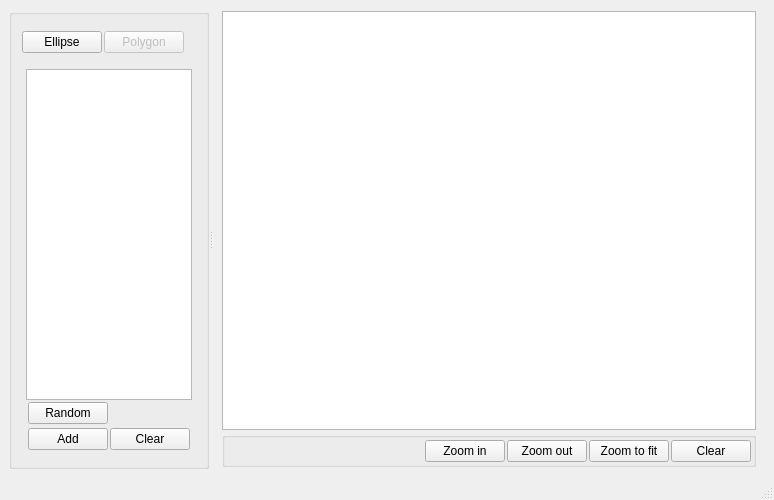
Above: QGraphicScene_example2/mainwindow.ui from andrei-crisu/ShapeGenerationApp before the change. Below: the same form after it.
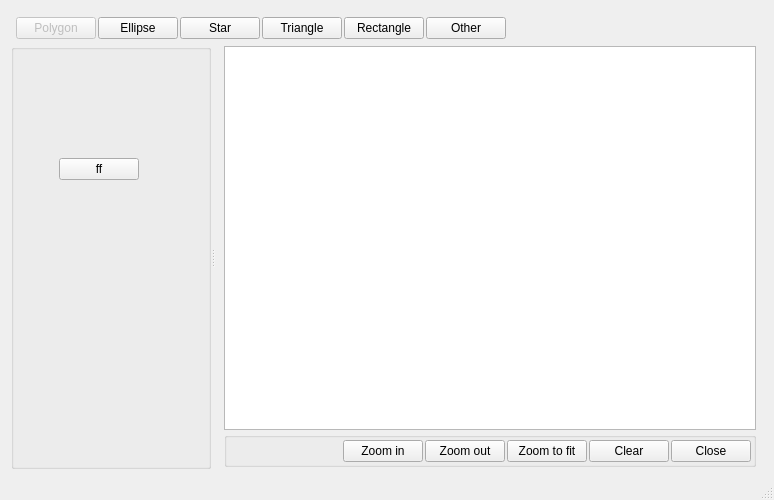
That is the form after the change. The open tabs and pages were chosen to show the change.

```diff
--- a/QGraphicScene_example2/mainwindow.ui
+++ b/QGraphicScene_example2/mainwindow.ui
@@ -12,7 +12,7 @@
   </property>
   <property name="minimumSize">
    <size>
-    <width>600</width>
+    <width>720</width>
     <height>500</height>
    </size>
   </property>
@@ -22,6 +22,318 @@
   <widget class="QWidget" name="centralwidget">
    <layout class="QHBoxLayout" name="horizontalLayout_3">
     <item>
+     <widget class="QStackedWidget" name="stackedWidget">
+      <property name="currentIndex">
+       <number>1</number>
+      </property>
+      <widget class="QWidget" name="mainPage">
+       <layout class="QVBoxLayout" name="verticalLayout_6">
+        <item>
+         <spacer name="verticalSpacer_4">
+          <property name="orientation">
+           <enum>Qt::Vertical</enum>
+          </property>
+          <property name="sizeType">
+           <enum>QSizePolicy::Minimum</enum>
+          </property>
+          <property name="sizeHint" stdset="0">
+           <size>
+            <width>20</width>
+            <height>100</height>
+           </size>
+          </property>
+         </spacer>
+        </item>
+        <item>
+         <layout class="QHBoxLayout" name="horizontalLayout_11">
+          <item>
+           <spacer name="horizontalSpacer_2">
+            <property name="orientation">
+             <enum>Qt::Horizontal</enum>
+            </property>
+            <property name="sizeType">
+             <enum>QSizePolicy::Minimum</enum>
+            </property>
+            <property name="sizeHint" stdset="0">
+             <size>
+              <width>20</width>
+              <height>20</height>
+             </size>
+            </property>
+           </spacer>
+          </item>
+          <item>
+           <layout class="QHBoxLayout" name="horizontalLayout_9">
+            <property name="spacing">
+             <number>10</number>
+            </property>
+            <item>
+             <widget class="QPushButton" name="shapeDrawing">
+              <property name="sizePolicy">
+               <sizepolicy hsizetype="Expanding" vsizetype="Expanding">
+                <horstretch>0</horstretch>
+                <verstretch>0</verstretch>
+               </sizepolicy>
+              </property>
+              <property name="minimumSize">
+               <size>
+                <width>200</width>
+                <height>200</height>
+               </size>
+              </property>
+              <property name="maximumSize">
+               <size>
+                <width>300</width>
+                <height>300</height>
+               </size>
+              </property>
+              <property name="text">
+               <string>Shape Drawing</string>
+              </property>
+             </widget>
+            </item>
+            <item>
+             <widget class="QPushButton" name="settings">
+              <property name="sizePolicy">
+               <sizepolicy hsizetype="Expanding" vsizetype="Expanding">
+                <horstretch>0</horstretch>
+                <verstretch>0</verstretch>
+               </sizepolicy>
+              </property>
+              <property name="minimumSize">
+               <size>
+                <width>200</width>
+                <height>200</height>
+               </size>
+              </property>
+              <property name="maximumSize">
+               <size>
+                <width>300</width>
+                <height>300</height>
+               </size>
+              </property>
+              <property name="text">
+               <string>Settings</string>
+              </property>
+             </widget>
+            </item>
+            <item>
+             <widget class="QPushButton" name="help">
+              <property name="sizePolicy">
+               <sizepolicy hsizetype="Expanding" vsizetype="Expanding">
+                <horstretch>0</horstretch>
+                <verstretch>0</verstretch>
+               </sizepolicy>
+              </property>
+              <property name="minimumSize">
+               <size>
+                <width>200</width>
+                <height>200</height>
+               </size>
+              </property>
+              <property name="maximumSize">
+               <size>
+                <width>300</width>
+                <height>300</height>
+               </size>
+              </property>
+              <property name="text">
+               <string>Help</string>
+              </property>
+             </widget>
+            </item>
+           </layout>
+          </item>
+          <item>
+           <spacer name="horizontalSpacer_9">
+            <property name="orientation">
+             <enum>Qt::Horizontal</enum>
+            </property>
+            <property name="sizeType">
+             <enum>QSizePolicy::Minimum</enum>
+            </property>
+            <property name="sizeHint" stdset="0">
+             <size>
+              <width>20</width>
+              <height>20</height>
+             </size>
+            </property>
+           </spacer>
+          </item>
+         </layout>
+        </item>
+        <item>
+         <spacer name="verticalSpacer_5">
+          <property name="orientation">
+           <enum>Qt::Vertical</enum>
+          </property>
+          <property name="sizeType">
+           <enum>QSizePolicy::Minimum</enum>
+          </property>
+          <property name="sizeHint" stdset="0">
+           <size>
+            <width>20</width>
+            <height>100</height>
+           </size>
+          </property>
+         </spacer>
+        </item>
+       </layout>
+      </widget>
+      <widget class="QWidget" name="displayPage">
+       <layout class="QVBoxLayout" name="verticalLayout_5">
+        <property name="spacing">
+         <number>0</number>
+        </property>
+        <property name="leftMargin">
+         <number>2</number>
+        </property>
+        <property name="topMargin">
+         <number>0</number>
+        </property>
+        <property name="rightMargin">
+         <number>0</number>
+        </property>
+        <property name="bottomMargin">
+         <number>0</number>
+        </property>
+        <item>
+         <widget class="QGroupBox" name="shapeTypeBox">
+          <property name="styleSheet">
+           <string notr="true">QGroupBox#shapeTypeBox
+{
+border-style:none;
+}</string>
+          </property>
+          <property name="title">
+           <string/>
+          </property>
+          <layout class="QHBoxLayout" name="horizontalLayout_10">
+           <property name="spacing">
+            <number>2</number>
+           </property>
+           <property name="leftMargin">
+            <number>2</number>
+           </property>
+           <property name="topMargin">
+            <number>2</number>
+           </property>
+           <property name="rightMargin">
+            <number>2</number>
+           </property>
+           <property name="bottomMargin">
+            <number>2</number>
+           </property>
+           <item>
+            <widget class="QPushButton" name="polygonButtonShape">
+             <property name="enabled">
+              <bool>false</bool>
+             </property>
+             <property name="minimumSize">
+              <size>
+               <width>80</width>
+               <height>22</height>
+              </size>
+             </property>
+             <property name="text">
+              <string>Polygon</string>
+             </property>
+            </widget>
+           </item>
+           <item>
+            <widget class="QPushButton" name="ellipseButtonShape">
+             <property name="minimumSize">
+              <size>
+               <width>80</width>
+               <height>22</height>
+              </size>
+             </property>
+             <property name="text">
+              <string>Ellipse</string>
+             </property>
+            </widget>
+           </item>
+           <item>
+            <widget class="QPushButton" name="randomStar">
+             <property name="enabled">
+              <bool>true</bool>
+             </property>
+             <property name="minimumSize">
+              <size>
+               <width>80</width>
+               <height>22</height>
+              </size>
+             </property>
+             <property name="text">
+              <string>Star</string>
+             </property>
+            </widget>
+           </item>
+           <item>
+            <widget class="QPushButton" name="triangle">
+             <property name="enabled">
+              <bool>true</bool>
+             </property>
+             <property name="minimumSize">
+              <size>
+               <width>80</width>
+               <height>22</height>
+              </size>
+             </property>
+             <property name="text">
+              <string>Triangle</string>
+             </property>
+            </widget>
+           </item>
+           <item>
+            <widget class="QPushButton" name="rectangle">
+             <property name="enabled">
+              <bool>true</bool>
+             </property>
+             <property name="minimumSize">
+              <size>
+               <width>80</width>
+               <height>22</height>
+              </size>
+             </property>
+             <property name="text">
+              <string>Rectangle</string>
+             </property>
+            </widget>
+           </item>
+           <item>
+            <widget class="QPushButton" name="other">
+             <property name="enabled">
+              <bool>true</bool>
+             </property>
+             <property name="minimumSize">
+              <size>
+               <width>80</width>
+               <height>22</height>
+              </size>
+             </property>
+             <property name="text">
+              <string>Other</string>
+             </property>
+            </widget>
+           </item>
+           <item>
+            <spacer name="horizontalSpacer_8">
+             <property name="orientation">
+              <enum>Qt::Horizontal</enum>
+             </property>
+             <property name="sizeHint" stdset="0">
+              <size>
+               <width>411</width>
+               <height>20</height>
+              </size>
+             </property>
+            </spacer>
+           </item>
+          </layout>
+         </widget>
+        </item>
+        <item>
      <widget class="QSplitter" name="splitter">
       <property name="sizePolicy">
        <sizepolicy hsizetype="Expanding" vsizetype="Preferred">
@@ -109,78 +421,6 @@
            <property name="bottomMargin">
             <number>2</number>
            </property>
-           <item>
-            <widget class="QGroupBox" name="shapeTypeBox">
-             <property name="styleSheet">
-              <string notr="true">QGroupBox#shapeTypeBox
-{
-border-style:none;
-}</string>
-             </property>
-             <property name="title">
-              <string/>
-             </property>
-             <layout class="QHBoxLayout" name="horizontalLayout_4">
-              <property name="spacing">
-               <number>2</number>
-              </property>
-              <property name="leftMargin">
-               <number>2</number>
-              </property>
-              <property name="topMargin">
-               <number>2</number>
-              </property>
-              <property name="rightMargin">
-               <number>2</number>
-              </property>
-              <property name="bottomMargin">
-               <number>2</number>
-              </property>
-              <item>
-               <widget class="QPushButton" name="ellipseButton">
-                <property name="minimumSize">
-                 <size>
-                  <width>80</width>
-                  <height>22</height>
-                 </size>
-                </property>
-                <property name="text">
-                 <string>Ellipse</string>
-                </property>
-               </widget>
-              </item>
-              <item>
-               <widget class="QPushButton" name="polygonButton">
-                <property name="enabled">
-                 <bool>false</bool>
-                </property>
-                <property name="minimumSize">
-                 <size>
-                  <width>80</width>
-                  <height>22</height>
-                 </size>
-                </property>
-                <property name="text">
-                 <string>Polygon</string>
-                </property>
-               </widget>
-              </item>
-              <item>
-               <spacer name="horizontalSpacer_2">
-                <property name="orientation">
-                 <enum>Qt::Horizontal</enum>
-                </property>
-                <property name="sizeHint" stdset="0">
-                 <size>
-                  <width>411</width>
-                  <height>20</height>
-                 </size>
-                </property>
-               </spacer>
-              </item>
-             </layout>
-            </widget>
-           </item>
            <item>
             <widget class="QStackedWidget" name="stackedWidget_2">
              <property name="currentIndex">
@@ -492,6 +732,30 @@
                </item>
               </layout>
              </widget>
+                 <widget class="QWidget" name="page">
+                  <widget class="QPushButton" name="addRandomPolygon_2">
+                   <property name="geometry">
+                    <rect>
+                     <x>40</x>
+                     <y>100</y>
+                     <width>80</width>
+                     <height>22</height>
+                    </rect>
+                   </property>
+                   <property name="minimumSize">
+                    <size>
+                     <width>80</width>
+                     <height>22</height>
+                    </size>
+                   </property>
+                   <property name="toolTip">
+                    <string>&lt;html&gt;&lt;head/&gt;&lt;body&gt;&lt;p&gt;&lt;span style=&quot; font-size:10pt;&quot;&gt;Generate random  regular polygon&lt;/span&gt;&lt;/p&gt;&lt;/body&gt;&lt;/html&gt;</string>
+                   </property>
+                   <property name="text">
+                    <string>ff</string>
+                   </property>
+                  </widget>
+                 </widget>
              <widget class="QWidget" name="page_4">
               <layout class="QVBoxLayout" name="verticalLayout_3">
                <property name="spacing">
@@ -515,7 +779,7 @@
                  <property name="title">
                   <string/>
                  </property>
-                 <layout class="QHBoxLayout" name="horizontalLayout_9">
+                     <layout class="QHBoxLayout" name="horizontalLayout_4">
                   <property name="spacing">
                    <number>2</number>
                   </property>
@@ -529,7 +793,7 @@
                    <number>2</number>
                   </property>
                   <property name="bottomMargin">
-                   <number>2</number>
+                       <number>0</number>
                   </property>
                   <item>
                    <widget class="QPushButton" name="addRandomPolygon">
@@ -540,7 +804,23 @@
                      </size>
                     </property>
                     <property name="text">
-                     <string>Random</string>
+                         <string>Random[R]</string>
+                        </property>
+                       </widget>
+                      </item>
+                      <item>
+                       <widget class="QPushButton" name="addRandomIrregularPolygon">
+                        <property name="minimumSize">
+                         <size>
+                          <width>80</width>
+                          <height>22</height>
+                         </size>
+                        </property>
+                        <property name="toolTip">
+                         <string>&lt;html&gt;&lt;head/&gt;&lt;body&gt;&lt;p&gt;&lt;span style=&quot; font-size:10pt;&quot;&gt;Generate random irregular polygon&lt;/span&gt;&lt;/p&gt;&lt;/body&gt;&lt;/html&gt;</string>
+                        </property>
+                        <property name="text">
+                         <string>Random[I]</string>
                     </property>
                    </widget>
                   </item>
@@ -638,7 +918,7 @@
         </item>
        </layout>
       </widget>
-      <widget class="QStackedWidget" name="stackedWidget">
+          <widget class="QStackedWidget" name="stackedWidget_3">
        <property name="sizePolicy">
         <sizepolicy hsizetype="Expanding" vsizetype="Expanding">
          <horstretch>9</horstretch>
@@ -648,7 +928,7 @@
        <property name="currentIndex">
         <number>0</number>
        </property>
-       <widget class="QWidget" name="page">
+           <widget class="QWidget" name="page_5">
         <layout class="QVBoxLayout" name="verticalLayout">
          <property name="spacing">
           <number>2</number>
@@ -748,6 +1028,22 @@
               </property>
              </widget>
             </item>
+                <item>
+                 <widget class="QPushButton" name="close">
+                  <property name="enabled">
+                   <bool>true</bool>
+                  </property>
+                  <property name="minimumSize">
+                   <size>
+                    <width>80</width>
+                    <height>22</height>
+                   </size>
+                  </property>
+                  <property name="text">
+                   <string>Close</string>
+                  </property>
+                 </widget>
+                </item>
            </layout>
           </widget>
          </item>
@@ -759,7 +1055,13 @@
     </item>
    </layout>
   </widget>
-  <widget class="QMenuBar" name="menubar">
+      <widget class="QWidget" name="helpPage"/>
+     </widget>
+    </item>
+   </layout>
+  </widget>
+  <widget class="QStatusBar" name="statusbar"/>
+  <widget class="QMenuBar" name="menuBar">
    <property name="geometry">
     <rect>
      <x>0</x>
```
Left out of the diff: 10 changed lines with no effect on the pictures. Lines whose indentation alone changed are shown as unchanged.
